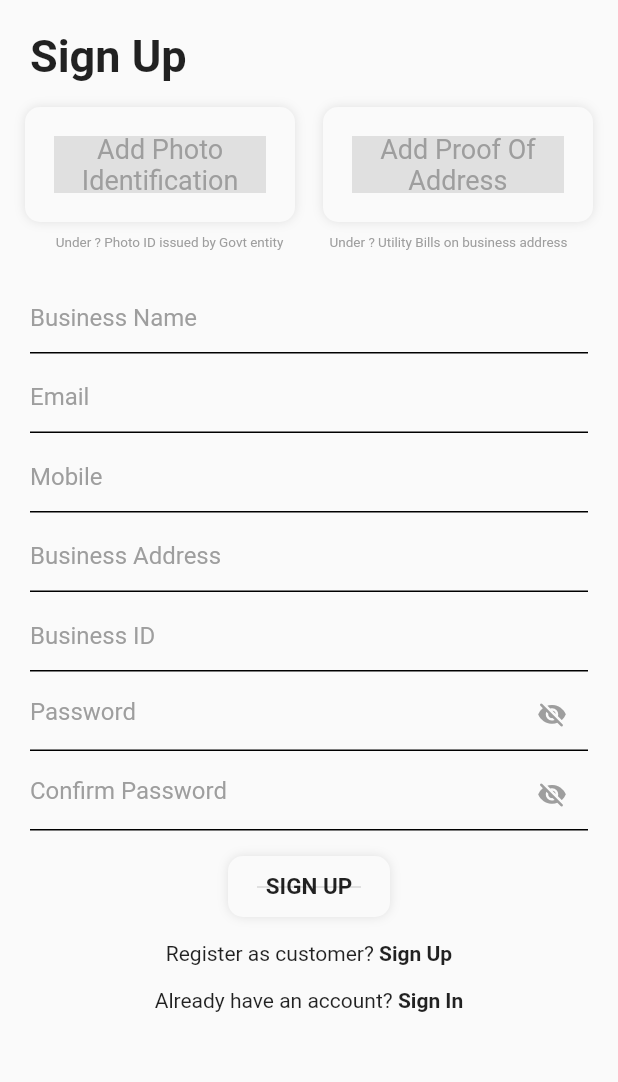
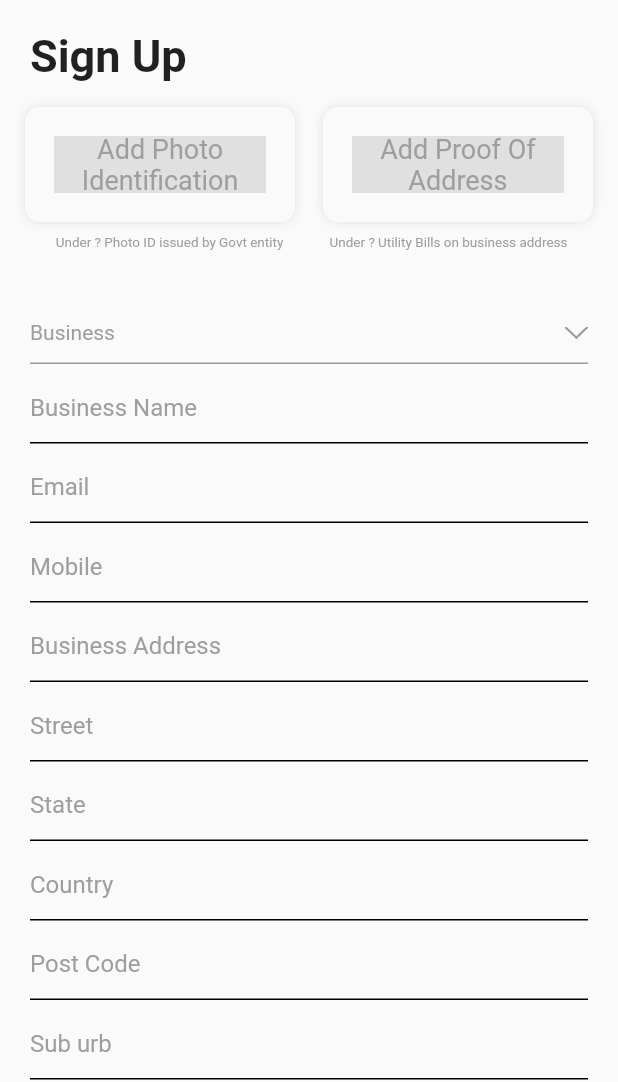
Before and after one commit to rushit5560/Booking_Management_Project, a Flutter app: the VendorSignUpScreen screen opened directly, on a phone screen of 412 x 824 dp, the part 154-1236 px from its top. Run offline on Flutter 3.47's test engine with Material 2 defaults, Android fonts, the phone set to English and light mode, and no system bars; our stand-ins replace flutter_rating_bar, get, google_maps_flutter, pin_input_text_field, table_calendar.

Commit message:
sign up screen changes

```diff
--- a/booking_management/lib/vendor_side/controllers/vendor_sign_up_screen_controller/vendor_sign_up_screen_controller.dart
+++ b/booking_management/lib/vendor_side/controllers/vendor_sign_up_screen_controller/vendor_sign_up_screen_controller.dart
@@ -7,11 +7,17 @@ class VendorSignUpScreenController extends GetxController {
   RxBool isPasswordVisible = true.obs;
   RxBool isCPasswordVisible = true.obs;
 
+  RxString businessType = 'Business'.obs;
   GlobalKey<FormState> vendorSignUpFormKey = GlobalKey<FormState>();
   final TextEditingController businessNameFieldController = TextEditingController(/*text: "demo@gmail.com"*/);
   final TextEditingController emailFieldController = TextEditingController(/*text: "demo@gmail.com"*/);
   final TextEditingController mobileFieldController = TextEditingController(/*text: "demo@gmail.com"*/);
   final TextEditingController businessAddressFieldController = TextEditingController(/*text: "demo@gmail.com"*/);
+  final TextEditingController streetFieldController = TextEditingController(/*text: "demo@gmail.com"*/);
+  final TextEditingController stateFieldController = TextEditingController(/*text: "demo@gmail.com"*/);
+  final TextEditingController countryFieldController = TextEditingController(/*text: "demo@gmail.com"*/);
+  final TextEditingController postCodeFieldController = TextEditingController(/*text: "demo@gmail.com"*/);
+  final TextEditingController subUrbFieldController = TextEditingController(/*text: "demo@gmail.com"*/);
   final TextEditingController businessIdFieldController = TextEditingController(/*text: "demo@gmail.com"*/);
   final TextEditingController passwordFieldController = TextEditingController(/*text: "demo@gmail.com"*/);
   final TextEditingController cPasswordFieldController = TextEditingController(/*text: "demo@gmail.com"*/);
--- a/booking_management/lib/vendor_side/screens/vendor_sign_up_screen/vendor_sign_up_screen.dart
+++ b/booking_management/lib/vendor_side/screens/vendor_sign_up_screen/vendor_sign_up_screen.dart
@@ -28,7 +28,9 @@ class VendorSignUpScreen extends StatelessWidget {
                 AddPhotosModule(),
                 SizedBox(height: 12),
                 PhotoTextModule(),
-                SizedBox(height: 20),
+                SizedBox(height: 30),
+                BusinessTypeModule(),
+                SizedBox(height: 5),
                 BusinessNameFieldModule(),
                 SizedBox(height: 5),
                 EmailFieldModule(),
@@ -36,6 +38,17 @@ class VendorSignUpScreen extends StatelessWidget {
                 MobileFieldModule(),
                 SizedBox(height: 5),
                 BusinessAddressFieldModule(),
+                SizedBox(height: 5),
+
+                StreetFieldModule(),
+                SizedBox(height: 5),
+                StateFieldModule(),
+                SizedBox(height: 5),
+                CountryFieldModule(),
+                SizedBox(height: 5),
+                PostCodeFieldModule(),
+                SizedBox(height: 5),
+                SuburbFieldModule(),
                 SizedBox(height: 5),
                 BusinessIdFieldModule(),
                 SizedBox(height: 5),
@@ -45,7 +58,7 @@ class VendorSignUpScreen extends StatelessWidget {
                 SizedBox(height: 20),
 
                 VendorSignUpButtonModule(),
-                SizedBox(height: 20),
+                SizedBox(height: 50),
 
                 CustomerSignUpTextModule(),
                 SizedBox(height: 15),
--- a/booking_management/lib/vendor_side/screens/vendor_sign_up_screen/vendor_sign_up_screen_widgets.dart
+++ b/booking_management/lib/vendor_side/screens/vendor_sign_up_screen/vendor_sign_up_screen_widgets.dart
@@ -1,3 +1,5 @@
+import 'package:booking_management/common_modules/constants/app_colors.dart';
+import 'package:booking_management/common_modules/constants/app_images.dart';
 import 'package:flutter/material.dart';
 import 'package:get/get.dart';
 
@@ -93,6 +95,71 @@ class PhotoTextModule extends StatelessWidget {
   }
 }
 
+class BusinessTypeModule extends StatelessWidget {
+  const BusinessTypeModule({Key? key}) : super(key: key);
+
+  @override
+  Widget build(BuildContext context) {
+    return Obx(()=>
+        Container(
+
+          width: Get.width,
+          //padding: const EdgeInsets.only(right: 10),
+          height: 45,
+          // decoration: BoxDecoration(
+          //   borderRadius: BorderRadius.circular(15),
+          //   boxShadow: [
+          //     BoxShadow(
+          //       color: AppColors.colorLightGrey.withOpacity(0.5),
+          //       blurRadius: 5,
+          //       //spreadRadius: 5,
+          //       blurStyle: BlurStyle.outer,
+          //     ),
+          //   ],
+          // ),
+          child: InputDecorator(
+            decoration: const InputDecoration(
+                //labelStyle: textStyle,
+                errorStyle: TextStyle(color: Colors.redAccent, fontSize: 16.0),
+                hintText: 'Please select business',
+                //border: OutlineInputBorder(borderRadius: BorderRadius.circular(5.0))
+            ),
+            child: DropdownButtonHideUnderline(
+              child: DropdownButton<String>(
+                icon: Image.asset(AppImages.dropDownArrowImg, scale: 2, color: Colors.black,),
+                isExpanded: true,
+                focusColor: Colors.white,
+                value: screenController.businessType.value,
+                //elevation: 5,
+                style: TextStyle(color: AppColors.colorLightGrey),
+                iconEnabledColor: Colors.black,
+                items: <String>[
+                  'Business',
+                  'Business1',
+                  'Business2'
+                ].
+                map<DropdownMenuItem<String>>((String value) {
+                  return DropdownMenuItem<String>(
+                    value: value,
+                    child: Text(
+                      value,
+                      style: TextStyle(color: Colors.grey),
+                    ),
+                  );
+                }).toList(),
+                hint: Text("Business Type", style: TextStyle(color: Colors.grey),),
+                onChanged: (newValue) {
+                  screenController.businessType.value = newValue!;
+                },
+              ),
+            ),
+          ),
+        ),
+    );
+  }
+}
+
+
 class BusinessNameFieldModule extends StatelessWidget {
   const BusinessNameFieldModule({Key? key}) : super(key: key);
 
@@ -148,6 +215,77 @@ class BusinessAddressFieldModule extends StatelessWidget {
     );
   }
 }
+
+class StreetFieldModule extends StatelessWidget {
+  const StreetFieldModule({Key? key}) : super(key: key);
+
+  @override
+  Widget build(BuildContext context) {
+    return TextFormField(
+      controller: screenController.streetFieldController,
+      keyboardType: TextInputType.text,
+      validator: (value) => FieldValidator().validateFullName(value!),
+      decoration: vendorSignUpFormFieldDecoration(hintText: 'Street', controller: screenController),
+    );
+  }
+}
+
+class StateFieldModule extends StatelessWidget {
+  const StateFieldModule({Key? key}) : super(key: key);
+
+  @override
+  Widget build(BuildContext context) {
+    return TextFormField(
+      controller: screenController.stateFieldController,
+      keyboardType: TextInputType.text,
+      validator: (value) => FieldValidator().validateFullName(value!),
+      decoration: vendorSignUpFormFieldDecoration(hintText: 'State', controller: screenController),
+    );
+  }
+}
+
+class CountryFieldModule extends StatelessWidget {
+  const CountryFieldModule({Key? key}) : super(key: key);
+
+  @override
+  Widget build(BuildContext context) {
+    return TextFormField(
+      controller: screenController.countryFieldController,
+      keyboardType: TextInputType.text,
+      validator: (value) => FieldValidator().validateFullName(value!),
+      decoration: vendorSignUpFormFieldDecoration(hintText: 'Country', controller: screenController),
+    );
+  }
+}
+
+class PostCodeFieldModule extends StatelessWidget {
+  const PostCodeFieldModule({Key? key}) : super(key: key);
+
+  @override
+  Widget build(BuildContext context) {
+    return TextFormField(
+      controller: screenController.postCodeFieldController,
+      keyboardType: TextInputType.text,
+      validator: (value) => FieldValidator().validateFullName(value!),
+      decoration: vendorSignUpFormFieldDecoration(hintText: 'Post Code', controller: screenController),
+    );
+  }
+}
+
+class SuburbFieldModule extends StatelessWidget {
+  const SuburbFieldModule({Key? key}) : super(key: key);
+
+  @override
+  Widget build(BuildContext context) {
+    return TextFormField(
+      controller: screenController.subUrbFieldController,
+      keyboardType: TextInputType.text,
+      validator: (value) => FieldValidator().validateFullName(value!),
+      decoration: vendorSignUpFormFieldDecoration(hintText: 'Sub urb', controller: screenController),
+    );
+  }
+}
+
 
 class BusinessIdFieldModule extends StatelessWidget {
   const BusinessIdFieldModule({Key? key}) : super(key: key);
```
